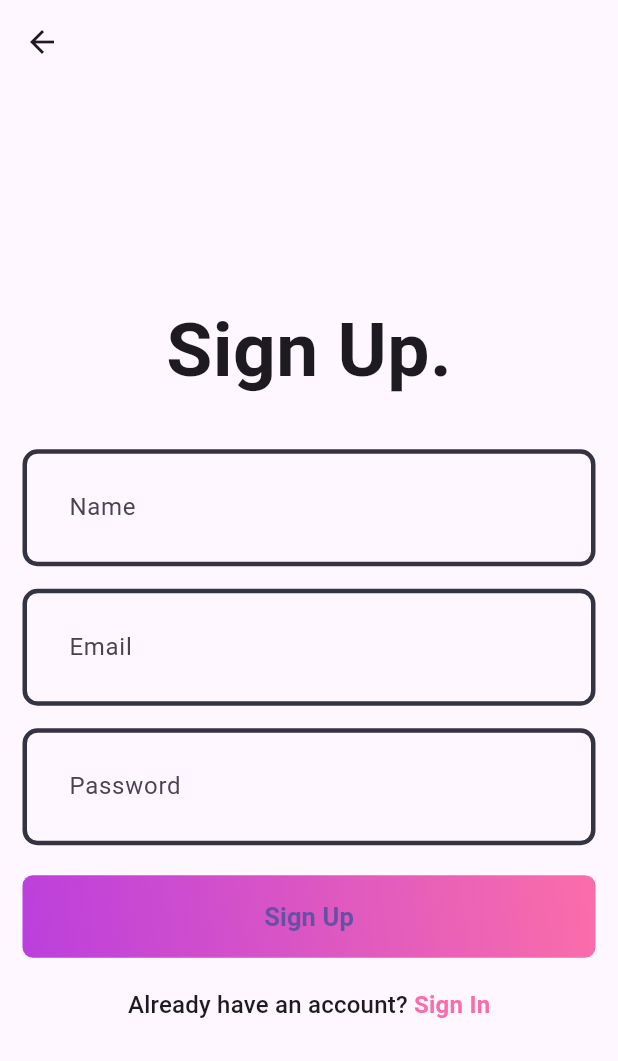
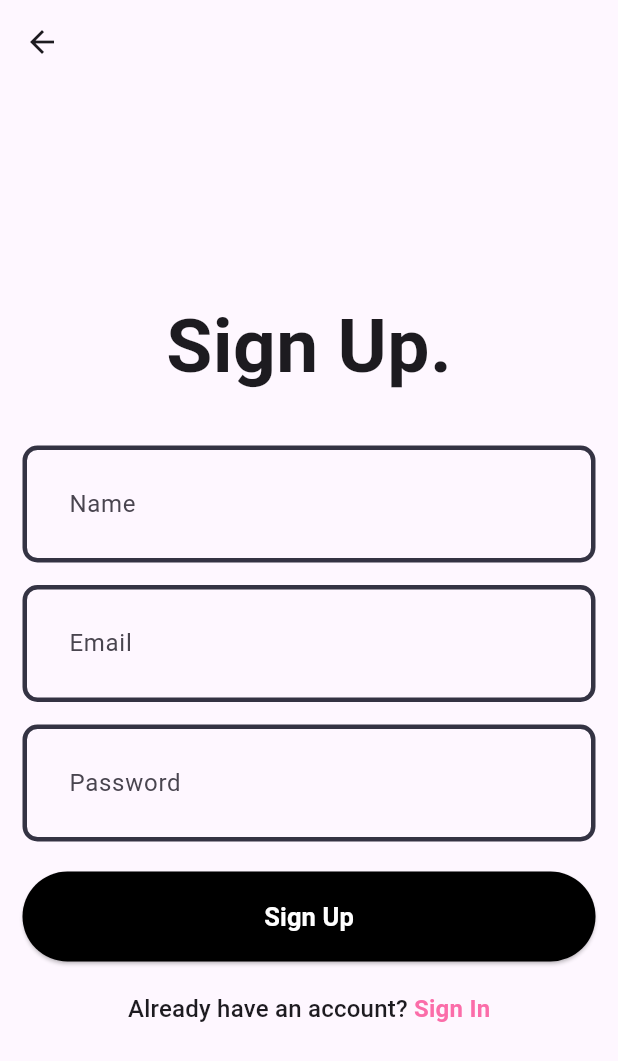
Before and after one commit to wasimCronySoft/Blog_App_Clean_Archiecture, a Flutter app: the screen it shows after launch, after a tap on an icon or button, on a phone screen of 412 x 824 dp. Shown: the top 1061 px of the screen. Run offline on Flutter 3.47's test engine with Material 3 defaults, Android fonts, the phone set to English and light mode, and no system bars; our stand-ins replace dartz, dotted_border, equatable, flutter_bloc, flutter_svg, get_it and 4 more; accounts and stored records are empty; network calls fail.

Commit message:
fix: refactored the code

```diff
--- a/lib/core/widgets/gradient_button.dart
+++ b/lib/core/widgets/gradient_button.dart
@@ -1,10 +1,9 @@
-import 'package:clean_arch_application/core/theme/app_pallete.dart';
 import 'package:flutter/material.dart';
 
-class GradientButton extends StatelessWidget {
+class CustomButton extends StatelessWidget {
   final String buttonText;
   final Function() onPressed;
-  const GradientButton({
+  const CustomButton({
     super.key,
     required this.buttonText,
     required this.onPressed,
@@ -13,30 +12,22 @@ class GradientButton extends StatelessWidget {
   @override
   Widget build(BuildContext context) {
     return Container(
+      height: 60,
       decoration: BoxDecoration(
-        gradient: const LinearGradient(
-          colors: [
-            AppPallete.gradient1,
-            AppPallete.gradient2,
-            // AppPallete.gradient3,
-          ],
-          begin: Alignment.bottomLeft,
-          end: Alignment.topRight,
-        ),
-        borderRadius: BorderRadius.circular(7),
+        borderRadius: BorderRadius.circular(6),
       ),
       child: ElevatedButton(
         onPressed: onPressed,
         style: ElevatedButton.styleFrom(
           fixedSize: const Size(395, 55),
-          backgroundColor: AppPallete.transparentColor,
-          shadowColor: AppPallete.transparentColor,
+          backgroundColor: Colors.black,
         ),
         child: Text(
           buttonText,
           style: const TextStyle(
             fontSize: 17,
             fontWeight: FontWeight.w600,
+            color: Colors.white,
           ),
         ),
       ),
--- a/lib/features/auth/presentation/widgets/login_body.dart
+++ b/lib/features/auth/presentation/widgets/login_body.dart
@@ -73,7 +73,7 @@ class _LoginBodyState extends State<LoginBody> {
                   isObscureText: true,
                 ),
                 const SizedBox(height: 20),
-                GradientButton(
+                CustomButton(
                   buttonText: "Login",
                   onPressed: () {
                     context.read<AuthBloc>().add(
--- a/lib/features/auth/presentation/widgets/sign_up_body.dart
+++ b/lib/features/auth/presentation/widgets/sign_up_body.dart
@@ -82,7 +82,7 @@ class _SignupBodyState extends State<SignupBody> {
                   isObscureText: true,
                 ),
                 const SizedBox(height: 20),
-                GradientButton(
+                CustomButton(
                   buttonText: 'Sign Up',
                   onPressed: () {
                     if (formKey.currentState!.validate()) {
```
